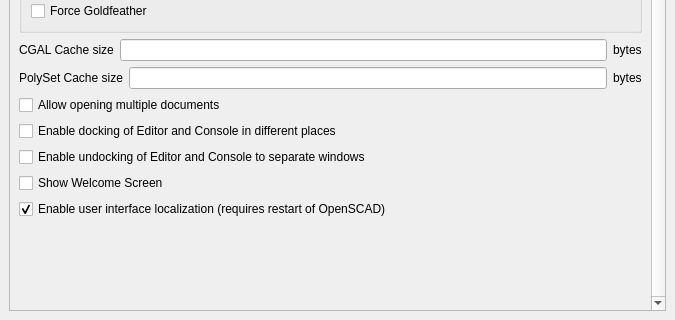
This is src/Preferences.ui in openscad/openscad as Qt 5 draws it before an edit; both pictures show x 0 to 675 and y 156 to 476 of the 675 by 476 pixel window. The edited form follows.
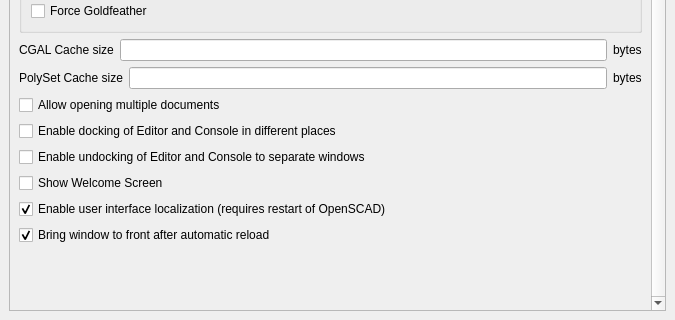
This is the edited form. The open tabs and pages were chosen to show the change. Icons and pictures are not drawn.

Commit message: Feature addition: When auto reload happens, the main window is raise()d to the front. This is very useful with generating the .scad file from another application that would cover most of the screen space. I use openscad together with inkscape and inkscape likes to be in front most of the time...

The edit to the form file:
```diff
--- a/src/Preferences.ui
+++ b/src/Preferences.ui
@@ -1434,6 +1434,16 @@
               </property>
              </widget>
             </item>
+            <item>
+             <widget class="QCheckBox" name="autoReloadRaiseCheckBox">
+              <property name="text">
+               <string>Bring window to front after automatic reload</string>
+              </property>
+              <property name="checked">
+               <bool>true</bool>
+              </property>
+             </widget>
+            </item>
             <item>
              <spacer name="verticalSpacer">
               <property name="orientation">
```
The commit also changes 6 other files.
